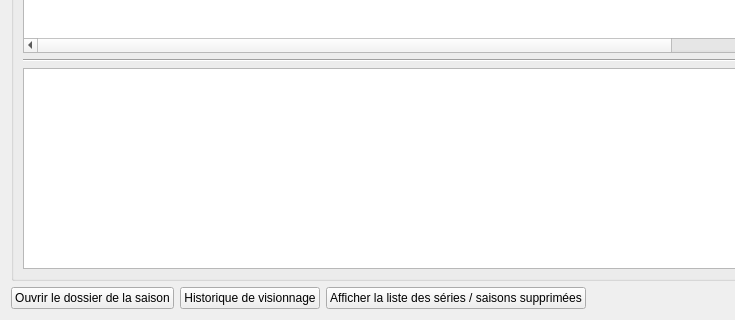
First picture: the form in src/ui/tabs/full_list_tab.ui, repository seigneurfuo/MyAnimeManager3, before the edit; both pictures show x 0 to 735 and y 375 to 695 of the 906 by 695 pixel window.
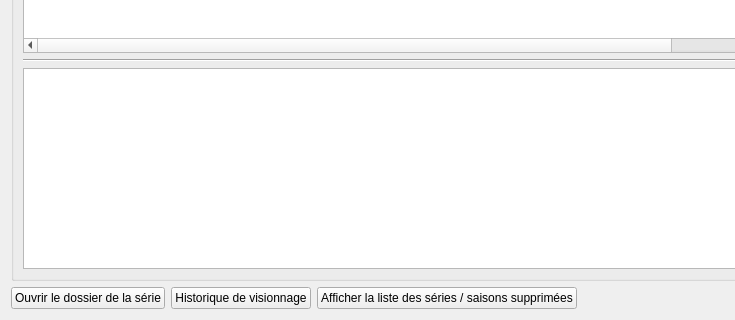
Second picture: the form after the edit. Icons and pictures are not drawn.

The edit to the form file:
```diff
--- a/src/ui/tabs/full_list_tab.ui
+++ b/src/ui/tabs/full_list_tab.ui
@@ -411,7 +411,7 @@
      <item>
       <widget class="QPushButton" name="open_folder_button">
        <property name="text">
-        <string>Ouvrir le dossier de la saison</string>
+        <string>Ouvrir le dossier de la série</string>
        </property>
        <property name="icon">
         <iconset>
```
